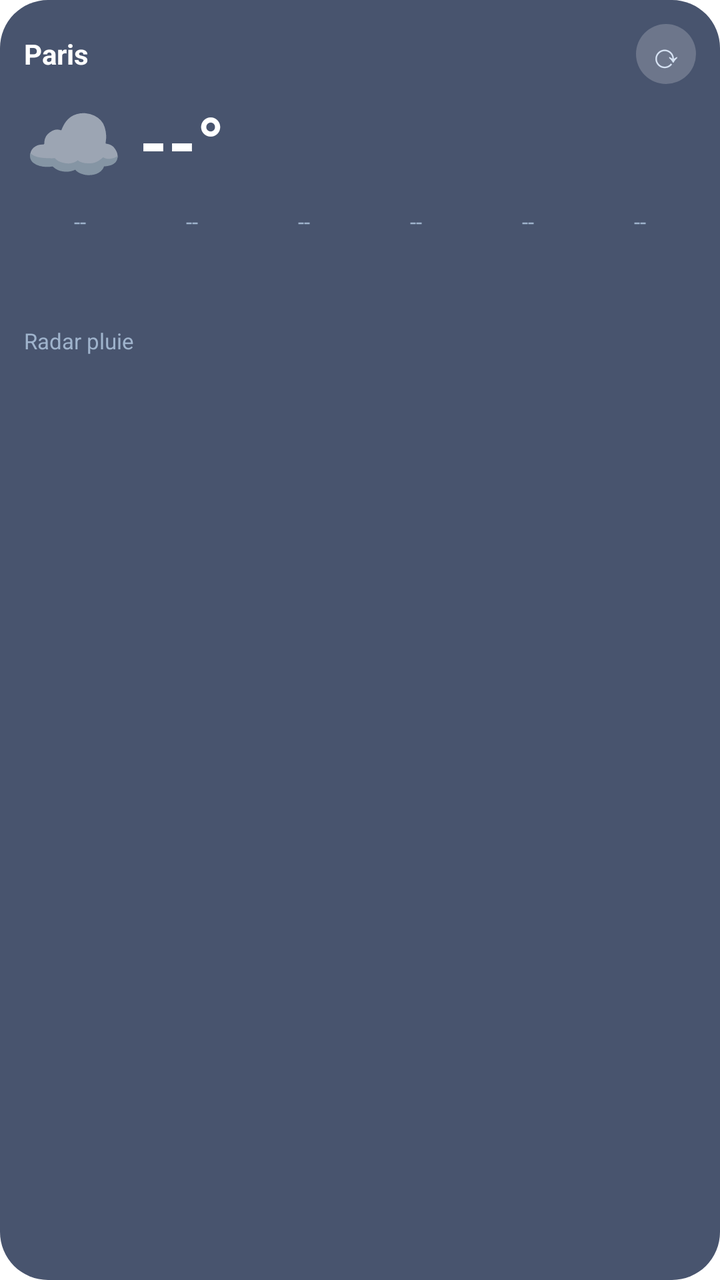
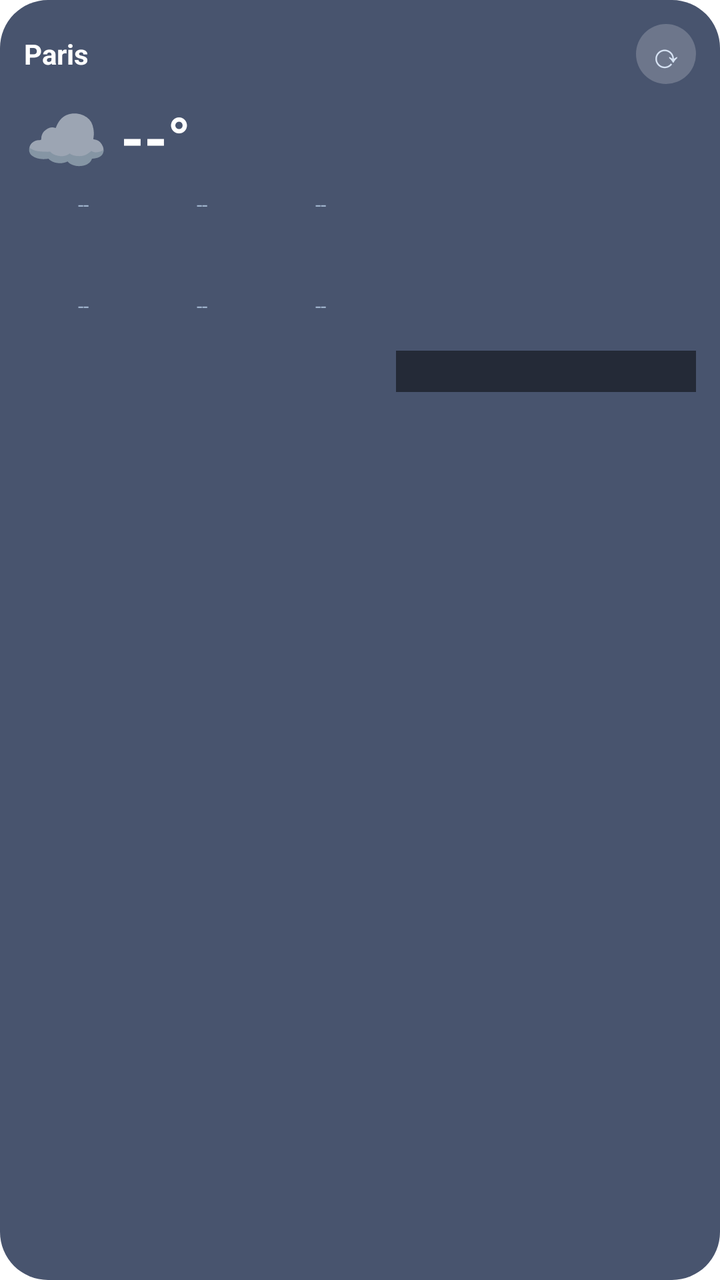

Compare the two renders of this Android layout. The source of the first and the diff that turns it into the second are given below.
<!-- AndroidManifest.xml: application theme AppTheme -->
<!-- res/layout/widget_weather.xml -->
<?xml version="1.0" encoding="utf-8"?>
<LinearLayout xmlns:android="http://schemas.android.com/apk/res/android"
    android:id="@+id/widget_root"
    android:layout_width="match_parent"
    android:layout_height="match_parent"
    android:orientation="vertical"
    android:padding="12dp"
    android:background="@drawable/widget_bg">

    
    <LinearLayout
        android:layout_width="match_parent"
        android:layout_height="wrap_content"
        android:orientation="horizontal"
        android:gravity="center_vertical">

        <TextView
            android:id="@+id/widget_city"
            android:layout_width="0dp"
            android:layout_height="wrap_content"
            android:layout_weight="1"
            android:text="Paris"
            android:textSize="14sp"
            android:textStyle="bold"
            android:textColor="#FFFFFF"
            android:maxLines="1"
            android:ellipsize="end" />

        <TextView
            android:id="@+id/widget_when"
            android:layout_width="wrap_content"
            android:layout_height="wrap_content"
            android:text=""
            android:textSize="11sp"
            android:textColor="#9FB3CC"
            android:layout_marginEnd="4dp" />

        <TextView
            android:id="@+id/widget_refresh"
            android:layout_width="30dp"
            android:layout_height="30dp"
            android:text="⟳"
            android:textSize="17sp"
            android:textColor="#D7E3F4"
            android:gravity="center"
            android:background="@drawable/widget_chip" />
    </LinearLayout>

    
    <LinearLayout
        android:layout_width="match_parent"
        android:layout_height="wrap_content"
        android:orientation="horizontal"
        android:gravity="center_vertical"
        android:layout_marginTop="2dp">

        <TextView
            android:id="@+id/widget_icon"
            android:layout_width="wrap_content"
            android:layout_height="wrap_content"
            android:text="☁️"
            android:textSize="40sp"
            android:layout_marginEnd="8dp" />

        <TextView
            android:id="@+id/widget_temp"
            android:layout_width="wrap_content"
            android:layout_height="wrap_content"
            android:text="--°"
            android:textSize="36sp"
            android:textStyle="bold"
            android:textColor="#FFFFFF"
            android:layout_marginEnd="10dp" />

        <TextView
            android:id="@+id/widget_desc"
            android:layout_width="0dp"
            android:layout_height="wrap_content"
            android:layout_weight="1"
            android:text=""
            android:textSize="12sp"
            android:textColor="#D7E3F4"
            android:maxLines="2"
            android:ellipsize="end" />
    </LinearLayout>

    
    <LinearLayout
        android:id="@+id/widget_hours"
        android:layout_width="match_parent"
        android:layout_height="wrap_content"
        android:orientation="horizontal"
        android:layout_marginTop="6dp">

        <LinearLayout android:id="@+id/h0" android:layout_width="0dp" android:layout_height="wrap_content" android:layout_weight="1" android:orientation="vertical" android:gravity="center_horizontal">
            <TextView android:id="@+id/h0_time" android:layout_width="wrap_content" android:layout_height="wrap_content" android:textSize="11sp" android:textColor="#9FB3CC" android:text="--" />
            <TextView android:id="@+id/h0_icon" android:layout_width="wrap_content" android:layout_height="wrap_content" android:textSize="17sp" android:text="" />
            <TextView android:id="@+id/h0_temp" android:layout_width="wrap_content" android:layout_height="wrap_content" android:textSize="12sp" android:textStyle="bold" android:textColor="#FFFFFF" android:text="" />
        </LinearLayout>
        <LinearLayout android:id="@+id/h1" android:layout_width="0dp" android:layout_height="wrap_content" android:layout_weight="1" android:orientation="vertical" android:gravity="center_horizontal">
            <TextView android:id="@+id/h1_time" android:layout_width="wrap_content" android:layout_height="wrap_content" android:textSize="11sp" android:textColor="#9FB3CC" android:text="--" />
            <TextView android:id="@+id/h1_icon" android:layout_width="wrap_content" android:layout_height="wrap_content" android:textSize="17sp" android:text="" />
            <TextView android:id="@+id/h1_temp" android:layout_width="wrap_content" android:layout_height="wrap_content" android:textSize="12sp" android:textStyle="bold" android:textColor="#FFFFFF" android:text="" />
        </LinearLayout>
        <LinearLayout android:id="@+id/h2" android:layout_width="0dp" android:layout_height="wrap_content" android:layout_weight="1" android:orientation="vertical" android:gravity="center_horizontal">
            <TextView android:id="@+id/h2_time" android:layout_width="wrap_content" android:layout_height="wrap_content" android:textSize="11sp" android:textColor="#9FB3CC" android:text="--" />
            <TextView android:id="@+id/h2_icon" android:layout_width="wrap_content" android:layout_height="wrap_content" android:textSize="17sp" android:text="" />
            <TextView android:id="@+id/h2_temp" android:layout_width="wrap_content" android:layout_height="wrap_content" android:textSize="12sp" android:textStyle="bold" android:textColor="#FFFFFF" android:text="" />
        </LinearLayout>
        <LinearLayout android:id="@+id/h3" android:layout_width="0dp" android:layout_height="wrap_content" android:layout_weight="1" android:orientation="vertical" android:gravity="center_horizontal">
            <TextView android:id="@+id/h3_time" android:layout_width="wrap_content" android:layout_height="wrap_content" android:textSize="11sp" android:textColor="#9FB3CC" android:text="--" />
            <TextView android:id="@+id/h3_icon" android:layout_width="wrap_content" android:layout_height="wrap_content" android:textSize="17sp" android:text="" />
            <TextView android:id="@+id/h3_temp" android:layout_width="wrap_content" android:layout_height="wrap_content" android:textSize="12sp" android:textStyle="bold" android:textColor="#FFFFFF" android:text="" />
        </LinearLayout>
        <LinearLayout android:id="@+id/h4" android:layout_width="0dp" android:layout_height="wrap_content" android:layout_weight="1" android:orientation="vertical" android:gravity="center_horizontal">
            <TextView android:id="@+id/h4_time" android:layout_width="wrap_content" android:layout_height="wrap_content" android:textSize="11sp" android:textColor="#9FB3CC" android:text="--" />
            <TextView android:id="@+id/h4_icon" android:layout_width="wrap_content" android:layout_height="wrap_content" android:textSize="17sp" android:text="" />
            <TextView android:id="@+id/h4_temp" android:layout_width="wrap_content" android:layout_height="wrap_content" android:textSize="12sp" android:textStyle="bold" android:textColor="#FFFFFF" android:text="" />
        </LinearLayout>
        <LinearLayout android:id="@+id/h5" android:layout_width="0dp" android:layout_height="wrap_content" android:layout_weight="1" android:orientation="vertical" android:gravity="center_horizontal">
            <TextView android:id="@+id/h5_time" android:layout_width="wrap_content" android:layout_height="wrap_content" android:textSize="11sp" android:textColor="#9FB3CC" android:text="--" />
            <TextView android:id="@+id/h5_icon" android:layout_width="wrap_content" android:layout_height="wrap_content" android:textSize="17sp" android:text="" />
            <TextView android:id="@+id/h5_temp" android:layout_width="wrap_content" android:layout_height="wrap_content" android:textSize="12sp" android:textStyle="bold" android:textColor="#FFFFFF" android:text="" />
        </LinearLayout>
    </LinearLayout>

    
    <LinearLayout
        android:layout_width="match_parent"
        android:layout_height="wrap_content"
        android:orientation="horizontal"
        android:gravity="center_vertical"
        android:layout_marginTop="6dp">

        <TextView
            android:id="@+id/widget_rain_label"
            android:layout_width="0dp"
            android:layout_height="wrap_content"
            android:layout_weight="1"
            android:text="Radar pluie"
            android:textSize="11sp"
            android:textColor="#9FB3CC" />

        <TextView
            android:id="@+id/widget_rain_when"
            android:layout_width="wrap_content"
            android:layout_height="wrap_content"
            android:text=""
            android:textSize="11sp"
            android:textColor="#D7E3F4" />
    </LinearLayout>

    <ImageView
        android:id="@+id/widget_rain"
        android:layout_width="match_parent"
        android:layout_height="110dp"
        android:scaleType="centerCrop" />
</LinearLayout>
<!-- resources referenced by this layout -->
<resources>
  <!-- drawable widget_bg (drawable) -->
  <?xml version="1.0" encoding="utf-8"?>
  <shape xmlns:android="http://schemas.android.com/apk/res/android" android:shape="rectangle">
      <corners android:radius="24dp" />
      <solid android:color="#CC1B2A4A" />
  </shape>
  <!-- drawable widget_chip (drawable) -->
  <?xml version="1.0" encoding="utf-8"?>
  <shape xmlns:android="http://schemas.android.com/apk/res/android" android:shape="oval">
      <solid android:color="#33FFFFFF" />
  </shape>
</resources>

<!-- the commit's change to res/layout/widget_weather.xml (unified diff, before → after) -->
@@ -51,108 +51,126 @@
         android:layout_width="match_parent"
         android:layout_height="wrap_content"
         android:orientation="horizontal"
-        android:gravity="center_vertical"
-        android:layout_marginTop="2dp">
+        android:layout_marginTop="4dp">
 
-        <TextView
-            android:id="@+id/widget_icon"
-            android:layout_width="wrap_content"
-            android:layout_height="wrap_content"
-            android:text="☁️"
-            android:textSize="40sp"
-            android:layout_marginEnd="8dp" />
-
-        <TextView
-            android:id="@+id/widget_temp"
-            android:layout_width="wrap_content"
-            android:layout_height="wrap_content"
-            android:text="--°"
-            android:textSize="36sp"
-            android:textStyle="bold"
-            android:textColor="#FFFFFF"
-            android:layout_marginEnd="10dp" />
-
-        <TextView
-            android:id="@+id/widget_desc"
+        <LinearLayout
             android:layout_width="0dp"
             android:layout_height="wrap_content"
             android:layout_weight="1"
-            android:text=""
-            android:textSize="12sp"
-            android:textColor="#D7E3F4"
-            android:maxLines="2"
-            android:ellipsize="end" />
+            android:orientation="vertical"
+            android:layout_marginEnd="8dp">
+
+            
+            <LinearLayout
+                android:layout_width="match_parent"
+                android:layout_height="wrap_content"
+                android:orientation="horizontal"
+                android:gravity="center_vertical">
+
+                <TextView
+                    android:id="@+id/widget_icon"
+                    android:layout_width="wrap_content"
+                    android:layout_height="wrap_content"
+                    android:text="☁️"
+                    android:textSize="34sp"
+                    android:layout_marginEnd="6dp" />
+
+                <TextView
+                    android:id="@+id/widget_temp"
+                    android:layout_width="wrap_content"
+                    android:layout_height="wrap_content"
+                    android:text="--°"
+                    android:textSize="30sp"
+                    android:textStyle="bold"
+                    android:textColor="#FFFFFF"
+                    android:maxLines="1"
+                    android:layout_marginEnd="8dp" />
+
+                <TextView
+                    android:id="@+id/widget_desc"
+                    android:layout_width="0dp"
+                    android:layout_height="wrap_content"
+                    android:layout_weight="1"
+                    android:text=""
+                    android:textSize="12sp"
+                    android:textColor="#D7E3F4"
+                    android:maxLines="2"
+                    android:ellipsize="end" />
+            </LinearLayout>
+
+            
+            <LinearLayout
+                android:layout_width="match_parent"
+                android:layout_height="wrap_content"
+                android:orientation="horizontal"
+                android:layout_marginTop="4dp">
+
+                <LinearLayout android:id="@+id/h0" android:layout_width="0dp" android:layout_height="wrap_content" android:layout_weight="1" android:orientation="vertical" android:gravity="center_horizontal">
+                    <TextView android:id="@+id/h0_time" android:layout_width="wrap_content" android:layout_height="wrap_content" android:textSize="10sp" android:textColor="#9FB3CC" android:text="--" />
+                    <TextView android:id="@+id/h0_icon" android:layout_width="wrap_content" android:layout_height="wrap_content" android:textSize="15sp" android:text="" />
+                    <TextView android:id="@+id/h0_temp" android:layout_width="wrap_content" android:layout_height="wrap_content" android:textSize="11sp" android:textStyle="bold" android:textColor="#FFFFFF" android:text="" />
+                </LinearLayout>
+                <LinearLayout android:id="@+id/h1" android:layout_width="0dp" android:layout_height="wrap_content" android:layout_weight="1" android:orientation="vertical" android:gravity="center_horizontal">
+                    <TextView android:id="@+id/h1_time" android:layout_width="wrap_content" android:layout_height="wrap_content" android:textSize="10sp" android:textColor="#9FB3CC" android:text="--" />
+                    <TextView android:id="@+id/h1_icon" android:layout_width="wrap_content" android:layout_height="wrap_content" android:textSize="15sp" android:text="" />
+                    <TextView android:id="@+id/h1_temp" android:layout_width="wrap_content" android:layout_height="wrap_content" android:textSize="11sp" android:textStyle="bold" android:textColor="#FFFFFF" android:text="" />
+                </LinearLayout>
+                <LinearLayout android:id="@+id/h2" android:layout_width="0dp" android:layout_height="wrap_content" android:layout_weight="1" android:orientation="vertical" android:gravity="center_horizontal">
+                    <TextView android:id="@+id/h2_time" android:layout_width="wrap_content" android:layout_height="wrap_content" android:textSize="10sp" android:textColor="#9FB3CC" android:text="--" />
+                    <TextView android:id="@+id/h2_icon" android:layout_width="wrap_content" android:layout_height="wrap_content" android:textSize="15sp" android:text="" />
+                    <TextView android:id="@+id/h2_temp" android:layout_width="wrap_content" android:layout_height="wrap_content" android:textSize="11sp" android:textStyle="bold" android:textColor="#FFFFFF" android:text="" />
+                </LinearLayout>
+            </LinearLayout>
+
+            <LinearLayout
+                android:layout_width="match_parent"
+                android:layout_height="wrap_content"
+                android:orientation="horizontal"
+                android:layout_marginTop="2dp">
+
+                <LinearLayout android:id="@+id/h3" android:layout_width="0dp" android:layout_height="wrap_content" android:layout_weight="1" android:orientation="vertical" android:gravity="center_horizontal">
+                    <TextView android:id="@+id/h3_time" android:layout_width="wrap_content" android:layout_height="wrap_content" android:textSize="10sp" android:textColor="#9FB3CC" android:text="--" />
+                    <TextView android:id="@+id/h3_icon" android:layout_width="wrap_content" android:layout_height="wrap_content" android:textSize="15sp" android:text="" />
+                    <TextView android:id="@+id/h3_temp" android:layout_width="wrap_content" android:layout_height="wrap_content" android:textSize="11sp" android:textStyle="bold" android:textColor="#FFFFFF" android:text="" />
+                </LinearLayout>
+                <LinearLayout android:id="@+id/h4" android:layout_width="0dp" android:layout_height="wrap_content" android:layout_weight="1" android:orientation="vertical" android:gravity="center_horizontal">
+                    <TextView android:id="@+id/h4_time" android:layout_width="wrap_content" android:layout_height="wrap_content" android:textSize="10sp" android:textColor="#9FB3CC" android:text="--" />
+                    <TextView android:id="@+id/h4_icon" android:layout_width="wrap_content" android:layout_height="wrap_content" android:textSize="15sp" android:text="" />
+                    <TextView android:id="@+id/h4_temp" android:layout_width="wrap_content" android:layout_height="wrap_content" android:textSize="11sp" android:textStyle="bold" android:textColor="#FFFFFF" android:text="" />
+                </LinearLayout>
+                <LinearLayout android:id="@+id/h5" android:layout_width="0dp" android:layout_height="wrap_content" android:layout_weight="1" android:orientation="vertical" android:gravity="center_horizontal">
+                    <TextView android:id="@+id/h5_time" android:layout_width="wrap_content" android:layout_height="wrap_content" android:textSize="10sp" android:textColor="#9FB3CC" android:text="--" />
+                    <TextView android:id="@+id/h5_icon" android:layout_width="wrap_content" android:layout_height="wrap_content" android:textSize="15sp" android:text="" />
+                    <TextView android:id="@+id/h5_temp" android:layout_width="wrap_content" android:layout_height="wrap_content" android:textSize="11sp" android:textStyle="bold" android:textColor="#FFFFFF" android:text="" />
+                </LinearLayout>
+            </LinearLayout>
+        </LinearLayout>
+
+        
+        <FrameLayout
+            android:layout_width="150dp"
+            android:layout_height="150dp"
+            android:layout_gravity="center_vertical">
+
+            <ImageView
+                android:id="@+id/widget_rain"
+                android:layout_width="match_parent"
+                android:layout_height="match_parent"
+                android:scaleType="centerCrop" />
+
+            <TextView
+                android:id="@+id/widget_rain_when"
+                android:layout_width="match_parent"
+                android:layout_height="wrap_content"
+                android:layout_gravity="bottom"
+                android:text=""
+                android:textSize="11sp"
+                android:textStyle="bold"
+                android:textColor="#FFFFFF"
+                android:gravity="center"
+                android:paddingTop="3dp"
+                android:paddingBottom="3dp"
+                android:background="#80000000" />
+        </FrameLayout>
     </LinearLayout>
-
-    
-    <LinearLayout
-        android:id="@+id/widget_hours"
-        android:layout_width="match_parent"
-        android:layout_height="wrap_content"
-        android:orientation="horizontal"
-        android:layout_marginTop="6dp">
-
-        <LinearLayout android:id="@+id/h0" android:layout_width="0dp" android:layout_height="wrap_content" android:layout_weight="1" android:orientation="vertical" android:gravity="center_horizontal">
-            <TextView android:id="@+id/h0_time" android:layout_width="wrap_content" android:layout_height="wrap_content" android:textSize="11sp" android:textColor="#9FB3CC" android:text="--" />
-            <TextView android:id="@+id/h0_icon" android:layout_width="wrap_content" android:layout_height="wrap_content" android:textSize="17sp" android:text="" />
-            <TextView android:id="@+id/h0_temp" android:layout_width="wrap_content" android:layout_height="wrap_content" android:textSize="12sp" android:textStyle="bold" android:textColor="#FFFFFF" android:text="" />
-        </LinearLayout>
-        <LinearLayout android:id="@+id/h1" android:layout_width="0dp" android:layout_height="wrap_content" android:layout_weight="1" android:orientation="vertical" android:gravity="center_horizontal">
-            <TextView android:id="@+id/h1_time" android:layout_width="wrap_content" android:layout_height="wrap_content" android:textSize="11sp" android:textColor="#9FB3CC" android:text="--" />
-            <TextView android:id="@+id/h1_icon" android:layout_width="wrap_content" android:layout_height="wrap_content" android:textSize="17sp" android:text="" />
-            <TextView android:id="@+id/h1_temp" android:layout_width="wrap_content" android:layout_height="wrap_content" android:textSize="12sp" android:textStyle="bold" android:textColor="#FFFFFF" android:text="" />
-        </LinearLayout>
-        <LinearLayout android:id="@+id/h2" android:layout_width="0dp" android:layout_height="wrap_content" android:layout_weight="1" android:orientation="vertical" android:gravity="center_horizontal">
-            <TextView android:id="@+id/h2_time" android:layout_width="wrap_content" android:layout_height="wrap_content" android:textSize="11sp" android:textColor="#9FB3CC" android:text="--" />
-            <TextView android:id="@+id/h2_icon" android:layout_width="wrap_content" android:layout_height="wrap_content" android:textSize="17sp" android:text="" />
-            <TextView android:id="@+id/h2_temp" android:layout_width="wrap_content" android:layout_height="wrap_content" android:textSize="12sp" android:textStyle="bold" android:textColor="#FFFFFF" android:text="" />
-        </LinearLayout>
-        <LinearLayout android:id="@+id/h3" android:layout_width="0dp" android:layout_height="wrap_content" android:layout_weight="1" android:orientation="vertical" android:gravity="center_horizontal">
-            <TextView android:id="@+id/h3_time" android:layout_width="wrap_content" android:layout_height="wrap_content" android:textSize="11sp" android:textColor="#9FB3CC" android:text="--" />
-            <TextView android:id="@+id/h3_icon" android:layout_width="wrap_content" android:layout_height="wrap_content" android:textSize="17sp" android:text="" />
-            <TextView android:id="@+id/h3_temp" android:layout_width="wrap_content" android:layout_height="wrap_content" android:textSize="12sp" android:textStyle="bold" android:textColor="#FFFFFF" android:text="" />
-        </LinearLayout>
-        <LinearLayout android:id="@+id/h4" android:layout_width="0dp" android:layout_height="wrap_content" android:layout_weight="1" android:orientation="vertical" android:gravity="center_horizontal">
-            <TextView android:id="@+id/h4_time" android:layout_width="wrap_content" android:layout_height="wrap_content" android:textSize="11sp" android:textColor="#9FB3CC" android:text="--" />
-            <TextView android:id="@+id/h4_icon" android:layout_width="wrap_content" android:layout_height="wrap_content" android:textSize="17sp" android:text="" />
-            <TextView android:id="@+id/h4_temp" android:layout_width="wrap_content" android:layout_height="wrap_content" android:textSize="12sp" android:textStyle="bold" android:textColor="#FFFFFF" android:text="" />
-        </LinearLayout>
-        <LinearLayout android:id="@+id/h5" android:layout_width="0dp" android:layout_height="wrap_content" android:layout_weight="1" android:orientation="vertical" android:gravity="center_horizontal">
-            <TextView android:id="@+id/h5_time" android:layout_width="wrap_content" android:layout_height="wrap_content" android:textSize="11sp" android:textColor="#9FB3CC" android:text="--" />
-            <TextView android:id="@+id/h5_icon" android:layout_width="wrap_content" android:layout_height="wrap_content" android:textSize="17sp" android:text="" />
-            <TextView android:id="@+id/h5_temp" android:layout_width="wrap_content" android:layout_height="wrap_content" android:textSize="12sp" android:textStyle="bold" android:textColor="#FFFFFF" android:text="" />
-        </LinearLayout>
-    </LinearLayout>
-
-    
-    <LinearLayout
-        android:layout_width="match_parent"
-        android:layout_height="wrap_content"
-        android:orientation="horizontal"
-        android:gravity="center_vertical"
-        android:layout_marginTop="6dp">
-
-        <TextView
-            android:id="@+id/widget_rain_label"
-            android:layout_width="0dp"
-            android:layout_height="wrap_content"
-            android:layout_weight="1"
-            android:text="Radar pluie"
-            android:textSize="11sp"
-            android:textColor="#9FB3CC" />
-
-        <TextView
-            android:id="@+id/widget_rain_when"
-            android:layout_width="wrap_content"
-            android:layout_height="wrap_content"
-            android:text=""
-            android:textSize="11sp"
-            android:textColor="#D7E3F4" />
-    </LinearLayout>
-
-    <ImageView
-        android:id="@+id/widget_rain"
-        android:layout_width="match_parent"
-        android:layout_height="110dp"
-        android:scaleType="centerCrop" />
 </LinearLayout>
